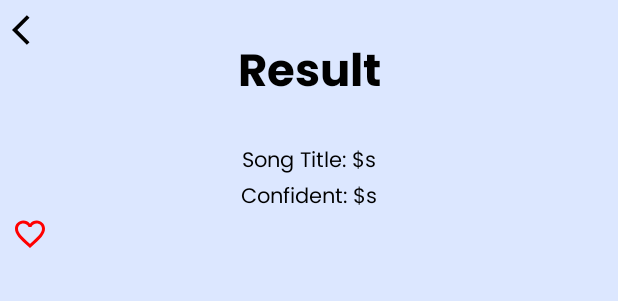
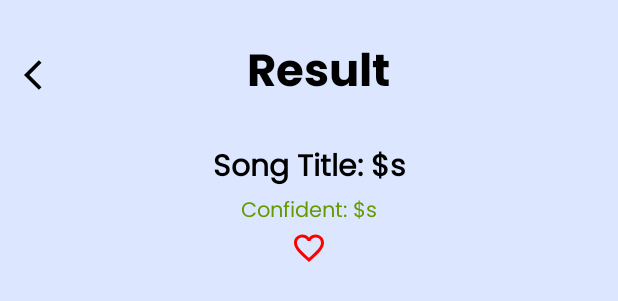
Before and after one commit to SuaraNusa/Mobile-development, an Android app: the layout fragment_result.xml on its own in the app's theme, with its tools: preview values and no code run, on a phone screen of 412 x 824 dp. Shown: the top 301 px of the screen. Run offline under Robolectric (Android 15) with nearby library versions, the phone set to English and light mode, and no system bars; network calls fail.

Commit message:
partial update

```diff
--- a/suarnusa/app/src/main/java/com/example/suaranusa/ui/history/HistoryFragment.kt
+++ b/suarnusa/app/src/main/java/com/example/suaranusa/ui/history/HistoryFragment.kt
@@ -6,6 +6,7 @@ import android.view.LayoutInflater
 import android.view.View
 import android.view.ViewGroup
 import android.widget.ProgressBar
+import android.widget.TextView
 import androidx.fragment.app.Fragment
 import androidx.fragment.app.viewModels
 import androidx.recyclerview.widget.LinearLayoutManager
@@ -24,6 +25,7 @@ class HistoryFragment : Fragment() {
         HistoryViewModelFactory(HistoryRepository(requireContext()), SessionManager(requireContext()))
     }
 
+    @SuppressLint("MissingInflatedId")
     override fun onCreateView(
         inflater: LayoutInflater, container: ViewGroup?,
         savedInstanceState: Bundle?
@@ -31,6 +33,7 @@ class HistoryFragment : Fragment() {
         val view = inflater.inflate(R.layout.fragment_history, container, false)
         recyclerView = view.findViewById(R.id.recyclerViewHistory)
         progressBar = view.findViewById(R.id.progressBar)
+        var emptyTextView = view.findViewById<TextView>(R.id.emptyTextView)
 
         recyclerView.layoutManager = LinearLayoutManager(context)
         historyAdapter = HistoryAdapter(emptyList(), requireContext())
@@ -40,6 +43,7 @@ class HistoryFragment : Fragment() {
         viewModel.fetchHistoryItems()
         viewModel.historyItems.observe(viewLifecycleOwner) { historyItems ->
             historyAdapter.updateItems(historyItems?:emptyList())
+            emptyTextView.visibility = if (historyItems.isNullOrEmpty()) View.VISIBLE else View.GONE
         }
 
         viewModel.loading.observe(viewLifecycleOwner) { isLoading ->
--- a/suarnusa/app/src/main/res/layout/fragment_result.xml
+++ b/suarnusa/app/src/main/res/layout/fragment_result.xml
@@ -1,11 +1,9 @@
-<?xml version="1.0" encoding="utf-8"?>
 <FrameLayout xmlns:android="http://schemas.android.com/apk/res/android"
     xmlns:tools="http://schemas.android.com/tools"
     android:layout_width="match_parent"
     android:layout_height="match_parent"
     android:layout_marginBottom="15dp"
     tools:context=".ui.home.result.ResultFragment">
-
 
     <ScrollView
         android:layout_width="match_parent"
@@ -17,20 +15,40 @@
             android:layout_margin="8dp"
             android:orientation="vertical">
 
+            <LinearLayout
+                android:layout_width="match_parent"
+                android:layout_height="wrap_content"
+                android:orientation="horizontal"
+                android:gravity="center_vertical">
+
+                <ImageView
+                    android:id="@+id/backButton"
+                    android:layout_width="24dp"
+                    android:layout_height="24dp"
+                    android:layout_marginStart="8dp"
+                    android:layout_marginTop="8dp"
+                    android:contentDescription="Back Button"
+                    android:src="@drawable/baseline_arrow_back_ios_24" />
+
                 <TextView
-                android:layout_width="match_parent"
-                android:layout_height="match_parent"
+                    android:layout_width="0dp"
+                    android:layout_height="wrap_content"
+                    android:layout_weight="1"
                     android:fontFamily="@font/poppins_bold"
+                    android:paddingRight="20dp"
                     android:paddingTop="16dp"
                     android:text="@string/result"
                     android:textAlignment="center"
                     android:textSize="30sp"
                     android:textStyle="bold" />
+            </LinearLayout>
 
             <TextView
                 android:id="@+id/song_title"
                 android:layout_width="match_parent"
                 android:layout_height="wrap_content"
+                android:textStyle="bold"
+                android:textSize="20sp"
                 android:layout_marginTop="20dp"
                 android:text="@string/song_title_s"
                 android:textAlignment="center" />
@@ -39,6 +57,7 @@
                 android:id="@+id/confident"
                 android:layout_width="match_parent"
                 android:layout_height="wrap_content"
+                android:textColor="@android:color/holo_green_dark"
                 android:text="@string/confident_s"
                 android:textAlignment="center" />
 
@@ -47,7 +66,9 @@
                 android:layout_width="wrap_content"
                 android:layout_height="wrap_content"
                 android:background="@null"
-                android:src="@drawable/favoritefalse" />
+                android:contentDescription="TODO"
+                android:src="@drawable/favoritefalse"
+                android:layout_gravity="center" />
 
             <LinearLayout
                 android:id="@+id/videos_container"
@@ -57,12 +78,4 @@
 
         </LinearLayout>
     </ScrollView>
-    <ImageView
-        android:id="@+id/backButton"
-        android:layout_width="24dp"
-        android:layout_height="24dp"
-        android:layout_marginStart="8dp"
-        android:layout_marginTop="8dp"
-        android:contentDescription="Back Button"
-        android:src="@drawable/baseline_arrow_back_ios_24" />
 </FrameLayout>
```
Also changed, not shown: suarnusa/app/src/main/java/com/example/suaranusa/ui/home/result/ResultFragment.kt (+7 -1 lines), suarnusa/app/src/main/res/layout/fragment_history.xml (+13 -6 lines). Lines whose indentation alone changed are shown as unchanged.
